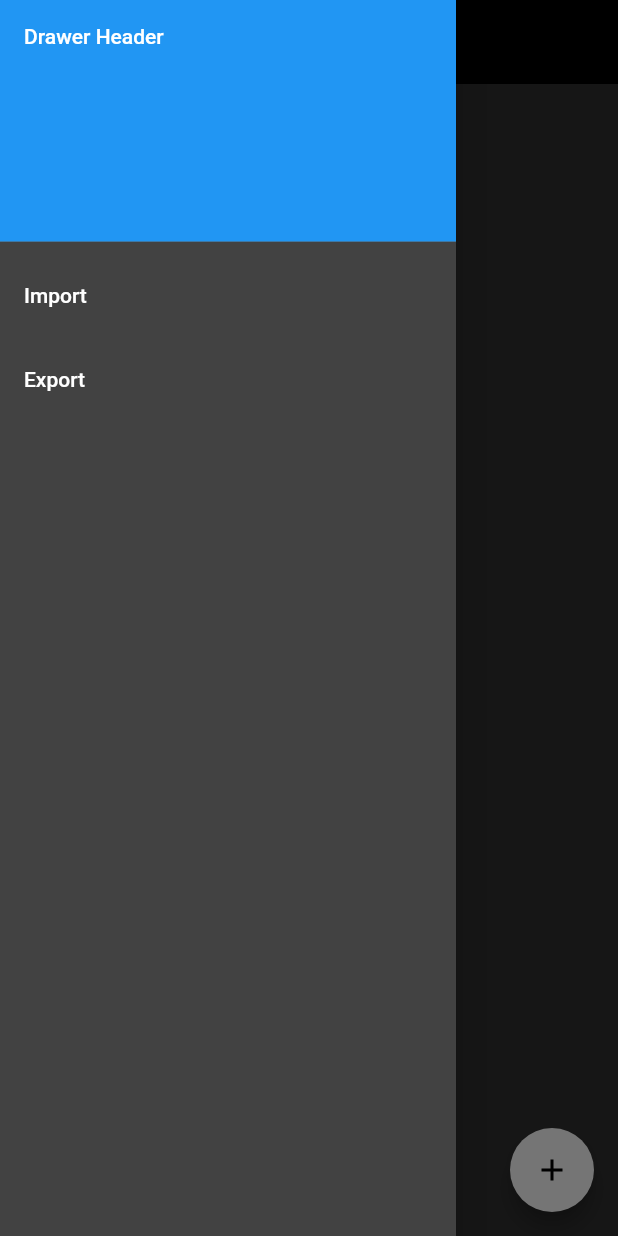
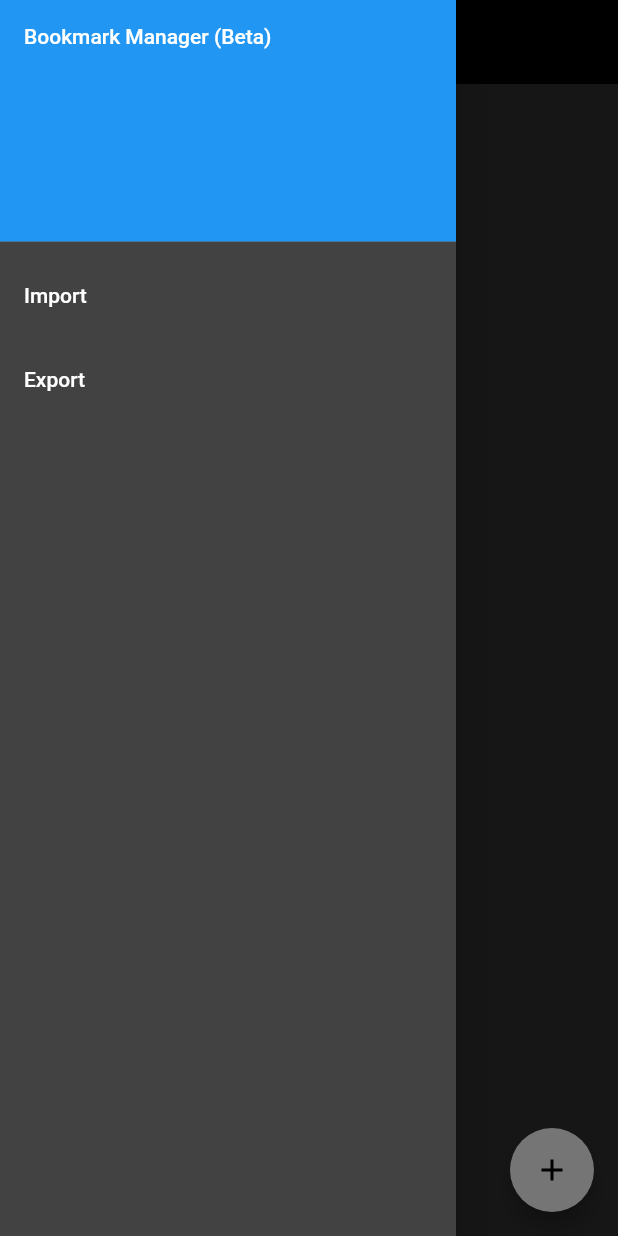
Before and after one commit to RohitSingh107/dirbook, a Flutter app: the screen it shows after launch, with the side drawer open, on a phone screen of 412 x 824 dp. Run offline on Flutter 3.47's test engine with Material 2 defaults, Android fonts, the phone set to English and light mode, and no system bars; drawn by our look-alikes of flutter_speed_dial; our stand-ins replace file_picker; missing offline and left inert: flutter_file_dialog, receive_sharing_intent, restart_app.

Commit message:
seperate view of folders and bookmarks

```diff
--- a/lib/main.dart
+++ b/lib/main.dart
@@ -107,7 +107,8 @@ class _SharePageState extends State<SharePage> {
         title: const Text("Share link"),
       ),
       body: Container(
-        child: Text("Shared Link is ${widget.sharedLink}"),
+        child: Text(
+            "Shared Link is ${widget.sharedLink} \n\n This feature is currently under developement, please wait few days :)"),
       ),
     );
   }
--- a/lib/pages/mainPage.dart
+++ b/lib/pages/mainPage.dart
@@ -18,25 +18,46 @@ class MainPage extends StatefulWidget {
 class _MainPageState extends State<MainPage> {
   @override
   Widget build(BuildContext context) {
+    List<String> listOfAllItems = widget.bm.keys.toList()..sort();
+    List<String> listOfDirectories = <String>[];
+    List<String> listOfBookmarks = <String>[];
+
+    for (String element in listOfAllItems) {
+      if (widget.bm[element].runtimeType == String) {
+        listOfBookmarks.add(element);
+      } else {
+        listOfDirectories.add(element);
+      }
+    }
     return Scaffold(
       appBar: AppBar(
         title: Text(widget.parentRoot),
       ),
-      body: ListView.builder(
-        itemCount: widget.bm.length,
-        itemBuilder: (BuildContext context, int index) {
-          List<String> listOfItems = widget.bm.keys.toList()..sort();
-
-          bool check = widget.bm[listOfItems[index]].runtimeType == String;
-
-          return check
-              ? BookMarkTile(
-                  bm: widget.bm,
-                  bookMarkName: listOfItems[index],
-                  bookMarkLink: widget.bm[listOfItems[index]].toString())
-              : FolderTile(bm: widget.bm, folderName: listOfItems[index]);
-          // : directoryTile(context, widget.bm, listOfItems, index);
-        },
+      body: SingleChildScrollView(
+        child: Column(
+          children: [
+            ListView.builder(
+              physics: const NeverScrollableScrollPhysics(),
+              shrinkWrap: true,
+              itemCount: listOfDirectories.length,
+              itemBuilder: (BuildContext context, int index) {
+                return FolderTile(
+                    bm: widget.bm, folderName: listOfDirectories[index]);
+              },
+            ),
+            ListView.builder(
+              physics: const NeverScrollableScrollPhysics(),
+              shrinkWrap: true,
+              itemCount: listOfBookmarks.length,
+              itemBuilder: (BuildContext context, int index) {
+                return BookMarkTile(
+                    bm: widget.bm,
+                    bookMarkName: listOfBookmarks[index],
+                    bookMarkLink: widget.bm[listOfBookmarks[index]].toString());
+              },
+            )
+          ],
+        ),
       ),
       drawer: Drawer(
           child: ListView(
@@ -46,7 +67,7 @@ class _MainPageState extends State<MainPage> {
             decoration: BoxDecoration(
               color: Colors.blue,
             ),
-            child: Text('Drawer Header'),
+            child: Text('Bookmark Manager (Beta)'),
           ),
           ListTile(
             title: const Text('Import'),
@@ -159,10 +180,6 @@ class _FolderTileState extends State<FolderTile> {
   Widget build(BuildContext context) {
     return InkWell(
       onLongPress: () async {
-        // TODO:  <27-07-22, yourname> //
-        // Update directory
-        //-----------------------------------------------
-
         TextEditingController folderController = TextEditingController();
         final String oldFolderName = widget.folderName;
         folderController.text = oldFolderName;
@@ -184,7 +201,6 @@ class _FolderTileState extends State<FolderTile> {
             widget.folderName = folderNameVal;
           }
         });
-        //----------------------------------------------
       },
       onTap: () {
         Navigator.push(context, MaterialPageRoute(builder: (context) {
```
Also changed, not shown: 1 other file.
